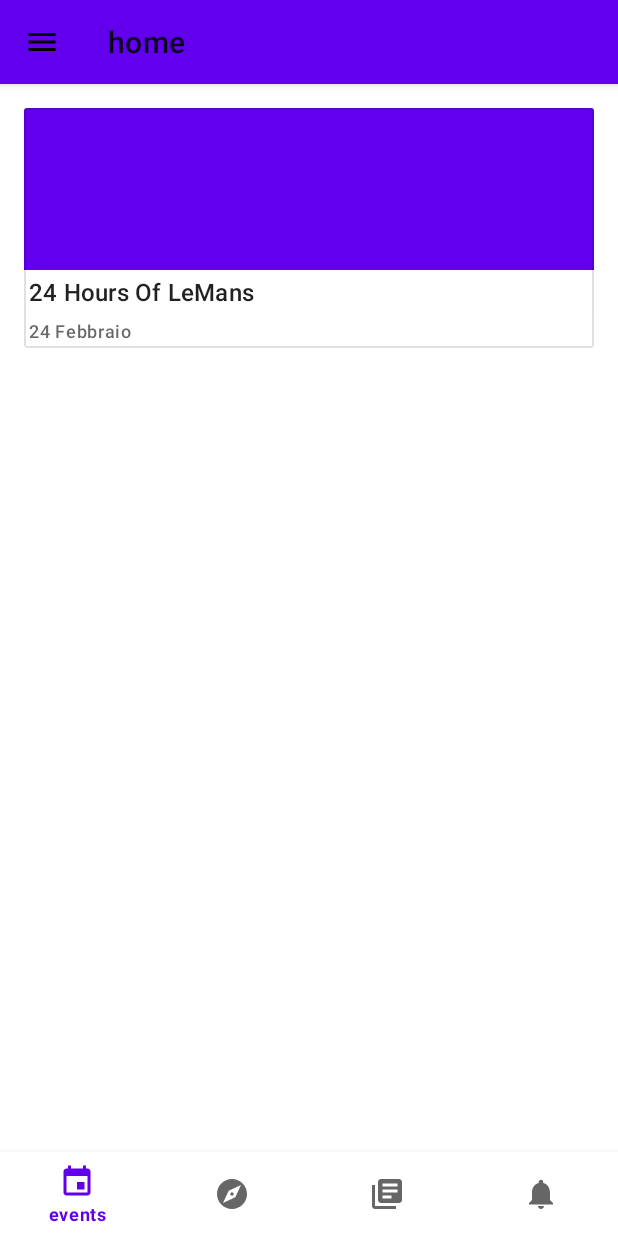
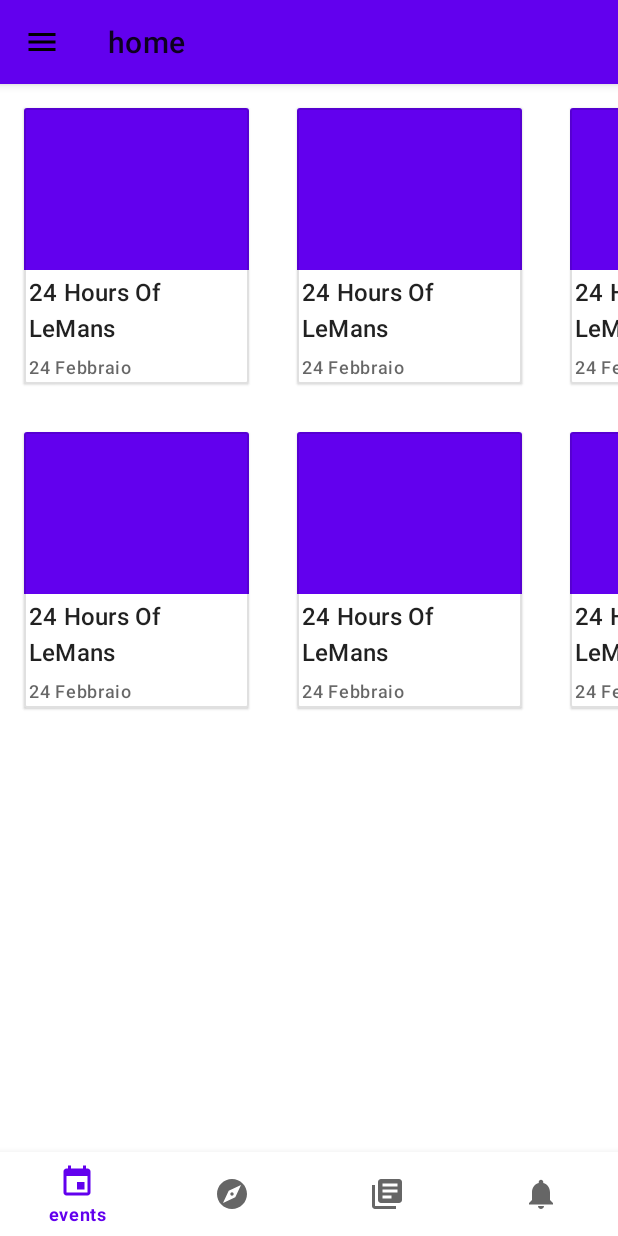
Before and after one commit to davbaldelli/MotorsportSpotter, an Android app: the screen it shows after launch (Home), on a phone screen of 412 x 824 dp. Run offline under Robolectric (Android 15) with nearby library versions, the phone set to English and light mode, and no system bars.

Commit message:
Added fragments

```diff
--- a/app/src/main/java/com/example/motorsportspotter/activities/Home.kt
+++ b/app/src/main/java/com/example/motorsportspotter/activities/Home.kt
@@ -3,29 +3,59 @@ package com.example.motorsportspotter.activities
 import android.app.Activity
 import androidx.appcompat.app.AppCompatActivity
 import android.os.Bundle
-import androidx.recyclerview.widget.RecyclerView
+import android.widget.Toast
+import androidx.fragment.app.Fragment
+import androidx.fragment.app.commit
+import androidx.fragment.app.replace
 import com.example.motorsportspotter.R
-import com.example.motorsportspotter.components.recyclerviews.CardAdapter
-import com.example.motorsportspotter.components.recyclerviews.Event
-import java.util.ArrayList
+import com.example.motorsportspotter.fragments.DiscoverFragment
+import com.example.motorsportspotter.fragments.EventFragment
+import com.example.motorsportspotter.fragments.NewsFragment
+import com.google.android.material.bottomnavigation.BottomNavigationView
+
 
 class Home : AppCompatActivity() {
 
-    lateinit var adapter : CardAdapter
-    lateinit var recyclerView: RecyclerView
+    private val fragmentManager = supportFragmentManager
 
     override fun onCreate(savedInstanceState: Bundle?) {
         super.onCreate(savedInstanceState)
         setContentView(R.layout.activity_home)
-        setRecyclerView(this)
+        setBottomNavBehaviour(this)
     }
 
-    private fun setRecyclerView(activity : Activity){
-        recyclerView = activity.findViewById(R.id.home_recycler_view)
-        recyclerView.setHasFixedSize(true)
-        val events = ArrayList<Event>()
-        events.add(Event("24 Hours Of LeMans","24 Febbraio","Circuit De La Sharthe","","WEC 2022"))
-        adapter = CardAdapter(events, activity)
-        recyclerView.adapter = adapter
+    private inline fun <reified T:Fragment> changeFragment(){
+        val fragments = fragmentManager.fragments
+        if (fragments[0] !is T) {
+            fragmentManager.commit {
+                setReorderingAllowed(true)
+                replace<T>(R.id.fragment_container_view)
+            }
+        }
+    }
+
+    private fun setBottomNavBehaviour(activity: Activity){
+        val bottomNavigation : BottomNavigationView = activity.findViewById(R.id.bottom_navigation)
+        bottomNavigation.setOnItemSelectedListener{ item ->
+            when(item.itemId) {
+                R.id.event_bottom_btn -> {
+                    changeFragment<EventFragment>()
+                    true
+                }
+                R.id.discover_bottom_btn -> {
+                    changeFragment<DiscoverFragment>()
+                    true
+                }
+                R.id.news_bottom_btn -> {
+                    changeFragment<NewsFragment>()
+                    true
+                }
+                R.id.notifications_bottom_btn -> {
+                    Toast.makeText(applicationContext, "notifications", Toast.LENGTH_SHORT).show()
+                    true
+                }
+                else -> false
+            }
+        }
     }
 }
--- /dev/null
+++ b/app/src/main/java/com/example/motorsportspotter/fragments/EventFragment.kt
@@ -0,0 +1,56 @@
+package com.example.motorsportspotter.fragments
+
+import android.app.Activity
+import android.os.Bundle
+import android.util.Log
+import androidx.fragment.app.Fragment
+import android.view.LayoutInflater
+import android.view.View
+import android.view.ViewGroup
+import androidx.recyclerview.widget.RecyclerView
+import com.example.motorsportspotter.R
+import com.example.motorsportspotter.components.recyclerviews.CardAdapter
+import com.example.motorsportspotter.components.recyclerviews.Event
+import java.util.*
+
+class EventFragment : Fragment() {
+    lateinit var adapter : CardAdapter
+    private lateinit var followedEventsRecyclerView: RecyclerView
+    private lateinit var followedTracksRecyclerView: RecyclerView
+
+    override fun onCreate(savedInstanceState: Bundle?) {
+        super.onCreate(savedInstanceState)
+    }
+
+    override fun onCreateView(
+        inflater: LayoutInflater, container: ViewGroup?,
+        savedInstanceState: Bundle?
+    ): View? {
+        // Inflate the layout for this fragment
+        return inflater.inflate(R.layout.event_fragment, container, false)
+    }
+
+    override fun onViewCreated(view: View, savedInstanceState: Bundle?) {
+        super.onViewCreated(view, savedInstanceState)
+        if(this.activity != null){
+            setRecyclerView(this.requireActivity())
+        } else {
+            Log.e("ERROR", "activity is null")
+        }
+    }
+
+
+    private fun setRecyclerView(activity : Activity){
+        followedEventsRecyclerView = activity.findViewById(R.id.home_events_recycler_view)
+        followedEventsRecyclerView.setHasFixedSize(true)
+        followedTracksRecyclerView = activity.findViewById(R.id.home_tracks_recycler_view)
+        followedTracksRecyclerView.setHasFixedSize(true)
+        val events = ArrayList<Event>()
+        Collections.addAll(events, Event("24 Hours Of LeMans","24 Febbraio","Circuit De La Sharthe","","WEC 2022"),
+            Event("24 Hours Of LeMans","24 Febbraio","Circuit De La Sharthe","","WEC 2022"),
+            Event("24 Hours Of LeMans","24 Febbraio","Circuit De La Sharthe","","WEC 2022"))
+        adapter = CardAdapter(events, activity)
+        followedEventsRecyclerView.adapter = adapter
+        followedTracksRecyclerView.adapter = adapter
+    }
+}
--- a/app/src/main/res/layout/activity_home.xml
+++ b/app/src/main/res/layout/activity_home.xml
@@ -1,6 +1,6 @@
 <?xml version="1.0" encoding="utf-8"?>
 <androidx.coordinatorlayout.widget.CoordinatorLayout xmlns:android="http://schemas.android.com/apk/res/android"
-    xmlns:app="http://schemas.android.com/apk/res-auto"
+
     xmlns:tools="http://schemas.android.com/tools"
     android:layout_width="match_parent"
     android:layout_height="match_parent"
@@ -8,16 +8,13 @@
 
     <include layout="@layout/topbar"/>
 
-    <androidx.recyclerview.widget.RecyclerView
-        android:id="@+id/home_recycler_view"
+    <androidx.fragment.app.FragmentContainerView
+        android:id="@+id/fragment_container_view"
         android:layout_width="match_parent"
-        android:layout_height="wrap_content"
+        android:layout_height="match_parent"
         android:layout_marginTop="?attr/actionBarSize"
-        app:layoutManager="androidx.recyclerview.widget.LinearLayoutManager"
-        tools:listitem="@layout/event_card_layout">
+        android:name="com.example.motorsportspotter.fragments.EventFragment" />
 
-
-    </androidx.recyclerview.widget.RecyclerView>
 
     <include layout="@layout/bottom_navigation"/>
 </androidx.coordinatorlayout.widget.CoordinatorLayout>
--- a/app/src/main/res/layout/event_card_layout.xml
+++ b/app/src/main/res/layout/event_card_layout.xml
@@ -4,7 +4,7 @@
     xmlns:app="http://schemas.android.com/apk/res-auto"
     xmlns:tools="http://schemas.android.com/tools"
     android:id="@+id/single_card"
-    android:layout_width="match_parent"
+    android:layout_width="150dp"
     android:layout_height="wrap_content"
     android:layout_margin="16dp"
     app:cardBackgroundColor="@color/white"
--- /dev/null
+++ b/app/src/main/res/layout/event_fragment.xml
@@ -0,0 +1,36 @@
+<?xml version="1.0" encoding="utf-8"?>
+<LinearLayout xmlns:android="http://schemas.android.com/apk/res/android"
+    xmlns:tools="http://schemas.android.com/tools"
+    xmlns:app="http://schemas.android.com/apk/res-auto"
+    android:layout_width="match_parent"
+    android:layout_height="match_parent"
+    android:orientation="vertical"
+    tools:context=".fragments.EventFragment">
+
+    <HorizontalScrollView
+        android:layout_width="match_parent"
+        android:layout_height="wrap_content">
+
+        <androidx.recyclerview.widget.RecyclerView
+            android:id="@+id/home_events_recycler_view"
+            app:layoutManager="androidx.recyclerview.widget.LinearLayoutManager"
+            android:layout_width="wrap_content"
+            android:layout_height="match_parent"
+            android:orientation="horizontal"
+            tools:listitem="@layout/event_card_layout" />
+    </HorizontalScrollView>
+
+    <HorizontalScrollView
+        android:layout_width="match_parent"
+        android:layout_height="wrap_content">
+
+        <androidx.recyclerview.widget.RecyclerView
+            android:id="@+id/home_tracks_recycler_view"
+            app:layoutManager="androidx.recyclerview.widget.LinearLayoutManager"
+            android:layout_width="wrap_content"
+            android:layout_height="match_parent"
+            android:orientation="horizontal"
+            tools:listitem="@layout/event_card_layout" />
+    </HorizontalScrollView>
+
+</LinearLayout>
--- a/app/src/main/res/values/strings.xml
+++ b/app/src/main/res/values/strings.xml
@@ -8,4 +8,6 @@
     <string name="image_of_the_place">prova</string>
     <string name="place_title">prova</string>
     <string name="date">prova</string>
+    <!-- TODO: Remove or change this placeholder text -->
+    <string name="hello_blank_fragment">Hello blank fragment</string>
 </resources>
```
Also changed, not shown: app/build.gradle (+8 -0 lines), app/src/main/java/com/example/motorsportspotter/fragments/DiscoverFragment.kt (added, +60 -0 lines), app/src/main/java/com/example/motorsportspotter/fragments/NewsFragment.kt (added, +60 -0 lines), app/src/main/res/layout/fragment_discover.xml (added, +14 -0 lines), app/src/main/res/layout/news_fragment.xml (added, +14 -0 lines).
